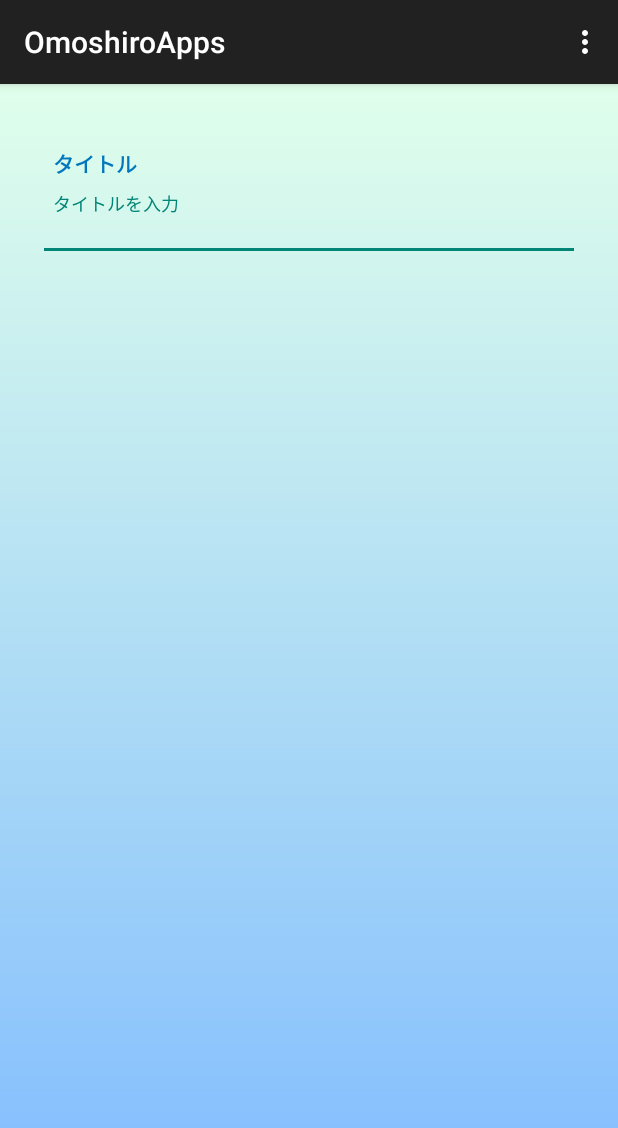
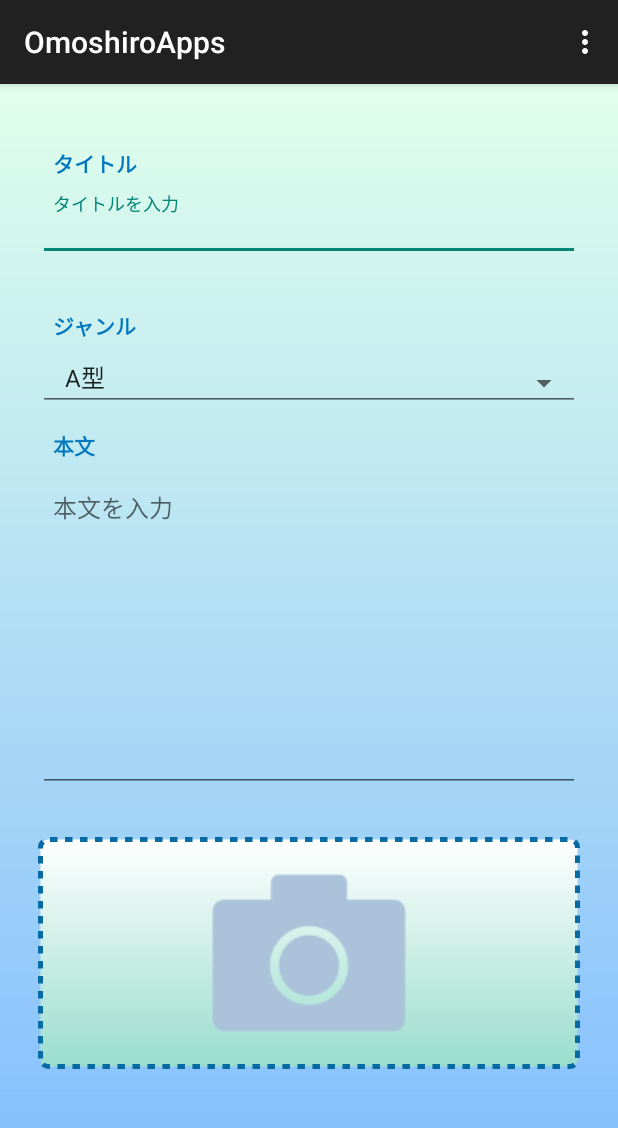
Before and after one commit to kato-takashi/omoshiroEngineer, an Android app: the screen it shows after launch (MainActivity), on a phone screen of 412 x 824 dp. Shown: the top 1128 px of the screen. Run offline under Robolectric (Android 15) with nearby library versions, the phone set to English and light mode, and no system bars.

Commit message:
登録画面の作成　app_new

```diff
--- /dev/null
+++ b/OmoshiroApps/app/src/main/res/drawable/photo_shape.xml
@@ -0,0 +1,49 @@
+<?xml version="1.0" encoding="utf-8"?>
+<shape xmlns:android="http://schemas.android.com/apk/res/android"
+ android:shape="rectangle">
+    <!--rectangle | oval | line | ring-->
+
+
+<!-- 角を丸める -->
+<corners
+ android:radius="5dp"
+ android:topLeftRadius="5dp"
+ android:topRightRadius="5dp"
+ android:bottomLeftRadius="5dp"
+ android:bottomRightRadius="5dp"
+/>
+
+<!-- グラデーション -->
+<gradient
+ android:angle="270"
+ android:startColor="@color/white"
+ android:endColor="@color/blue"
+ android:type="linear"
+ android:centerX="0.5"
+ android:centerY="0.5"
+ android:gradientRadius="10"
+/>
+
+<!-- パディング -->
+<padding
+ android:left="5dp" android:top="5dp" android:right="5dp" android:bottom="5dp"
+/>
+
+<!-- この形状の幅と高さ -->
+<size
+ android:width="100dp" android:height="100dp"
+/>
+
+<!-- この形状の色 -->
+<solid
+/>
+
+<!-- 枠線 -->
+<stroke
+ android:width="3dp"
+ android:color="@color/colorPrimaryDark"
+ android:dashWidth="5dp"
+ android:dashGap="5dp"
+/>
+
+</shape>
--- a/OmoshiroApps/app/src/main/res/layout/activity_main.xml
+++ b/OmoshiroApps/app/src/main/res/layout/activity_main.xml
@@ -7,24 +7,27 @@
     android:orientation="vertical"
     tools:context=".UserActivity">
 
+    <ScrollView
+        android:layout_width="match_parent"
+        android:layout_height="match_parent">
 
         <LinearLayout
             android:layout_width="fill_parent"
-        android:layout_height="0dip"
+            android:layout_height="0dp"
             android:layout_weight="1"
             android:orientation="vertical"
-        android:paddingBottom="5dip"
-        android:paddingLeft="25dip"
-        android:paddingRight="25dip"
-        android:paddingTop="40dip">
+            android:paddingBottom="5dp"
+            android:paddingLeft="25dp"
+            android:paddingRight="25dp"
+            android:paddingTop="40dp">
 
             <TextView
                 android:layout_width="wrap_content"
                 android:layout_height="wrap_content"
-            android:paddingBottom="10dip"
-            android:paddingLeft="10dip"
-            android:paddingRight="10dip"
-            android:paddingTop="2dip"
+                android:paddingBottom="10dp"
+                android:paddingLeft="10dp"
+                android:paddingRight="10dp"
+                android:paddingTop="2dp"
                 android:text="タイトル"
                 android:textColor="@color/colorPrimary"
                 android:textStyle="bold" />
@@ -38,46 +41,102 @@
                     android:id="@+id/title_field"
                     android:layout_width="fill_parent"
                     android:layout_height="wrap_content"
-                android:layout_marginBottom="30dip"
+                    android:layout_marginBottom="30dp"
                     android:gravity="left|center_vertical"
                     android:hint="タイトルを入力"
                     android:inputType="textShortMessage"
-                android:minWidth="250dip"
-                android:paddingBottom="10dip"
-                android:paddingLeft="10dip"
-                android:paddingRight="10dip"
-                android:paddingTop="2dip"
+                    android:minWidth="250dp"
+                    android:paddingBottom="10dp"
+                    android:paddingLeft="10dp"
+                    android:paddingRight="10dp"
+                    android:paddingTop="2dp"
                     android:scrollHorizontally="true"
                     android:singleLine="true"
                     android:textColor="@color/colorPrimary"
                     android:textSize="16dp"></EditText>
             </android.support.design.widget.TextInputLayout>
 
+            <TextView
+                android:layout_width="wrap_content"
+                android:layout_height="wrap_content"
+                android:paddingBottom="10dp"
+                android:paddingLeft="10dp"
+                android:paddingRight="10dp"
+                android:paddingTop="2dp"
+                android:text="ジャンル"
+                android:textColor="@color/colorPrimary"
+                android:textStyle="bold" />
 
+            <Spinner
+                android:id="@+id/book_kind"
+                style="@style/Widget.AppCompat.Spinner.Underlined"
+                android:layout_width="match_parent"
+                android:layout_height="wrap_content"
+                android:layout_alignParentLeft="true"
+                android:layout_alignParentTop="true"
+                android:layout_marginBottom="10dp"
+                android:entries="@array/list"
+                android:hint="ジャンルを選択"
+                android:paddingLeft="10dp"
+                android:paddingRight="10dp"
+                android:paddingTop="2dp"
+                android:textColor="@color/colorPrimary" />
+
+            <TextView
+                android:layout_width="wrap_content"
+                android:layout_height="wrap_content"
+                android:paddingBottom="10dp"
+                android:paddingLeft="10dp"
+                android:paddingRight="10dp"
+                android:paddingTop="2dp"
+                android:text="本文"
+                android:textColor="@color/colorPrimary"
+                android:textStyle="bold" />
 
             <android.support.design.widget.TextInputLayout
-            android:id="@+id/password_layout_field"
+                android:id="@+id/write_layout_field"
                 android:layout_width="match_parent"
                 android:layout_height="wrap_content">
 
-            <!--<EditText-->
-                <!--android:id="@+id/password_field"-->
-                <!--android:layout_width="fill_parent"-->
-                <!--android:layout_height="wrap_content"-->
-                <!--android:layout_marginBottom="16dip"-->
-                <!--android:gravity="left|center_vertical"-->
-                <!--android:hint="@string/enter_password"-->
-                <!--android:inputType="textPassword"-->
-                <!--android:minWidth="250dip"-->
-                <!--android:paddingBottom="10dip"-->
-                <!--android:paddingLeft="10dip"-->
-                <!--android:paddingRight="2dip"-->
-                <!--android:paddingTop="2dip"-->
-                <!--android:scrollHorizontally="true"-->
-                <!--android:singleLine="true"-->
-                <!--android:textSize="16dp" />-->
+                <EditText
+                    android:id="@+id/write_field"
+                    android:layout_width="fill_parent"
+                    android:layout_height="200dp"
+                    android:layout_marginBottom="30dp"
+                    android:gravity="top"
+                    android:hint="本文を入力"
+                    android:inputType="textMultiLine"
+                    android:minWidth="250dp"
+                    android:paddingBottom="10dp"
+                    android:paddingLeft="10dp"
+                    android:paddingRight="10dp"
+                    android:paddingTop="2dp"
+                    android:scrollHorizontally="true"
+                    android:singleLine="true"
+                    android:textColor="@color/colorPrimary"
+                    android:textSize="16dp"
+                    android:maxLength="300"></EditText>
             </android.support.design.widget.TextInputLayout>
 
+            <RelativeLayout
+                android:layout_width="match_parent"
+                android:layout_height="wrap_content"
+                android:background="@drawable/photo_shape">
+
+                <ImageButton
+                    android:layout_width="wrap_content"
+                    android:layout_height="wrap_content"
+                    android:layout_centerHorizontal="true"
+                    android:layout_centerVertical="true"
+                    android:layout_marginBottom="20dp"
+                    android:layout_marginTop="20dp"
+
+                    android:background="@null"
+                    android:src="@drawable/edit_camera" />
+            </RelativeLayout>
 
         </LinearLayout>
+
+    </ScrollView>
+
 </LinearLayout>
--- a/OmoshiroApps/app/src/main/res/values/strings.xml
+++ b/OmoshiroApps/app/src/main/res/values/strings.xml
@@ -3,4 +3,10 @@
 
     <string name="hello_world">Hello world!</string>
     <string name="action_settings">Settings</string>
+    <string-array name="list">
+    <item>A型</item>
+    <item>B型</item>
+    <item>O型</item>
+    <item>AB型</item>
+</string-array>
 </resources>
```
Also changed, not shown: OmoshiroApps/app/src/main/res/drawable/drawable-hdpi/ic_launcher.png (added), OmoshiroApps/app/src/main/res/drawable/drawable-ldpi/ic_launcher.png (added), OmoshiroApps/app/src/main/res/drawable/drawable-mdpi/ic_launcher.png (added), OmoshiroApps/app/src/main/res/drawable/drawable-xhdpi/ic_launcher.png (added), OmoshiroApps/app/src/main/res/drawable/drawable-xxhdpi/ic_launcher.png (added), OmoshiroApps/app/src/main/res/drawable/drawable-xxxhdpi/ic_launcher.png (added), OmoshiroApps/app/src/main/res/drawable/edit_camera.png (added), 1 other file. Lines whose indentation alone changed are shown as unchanged.
